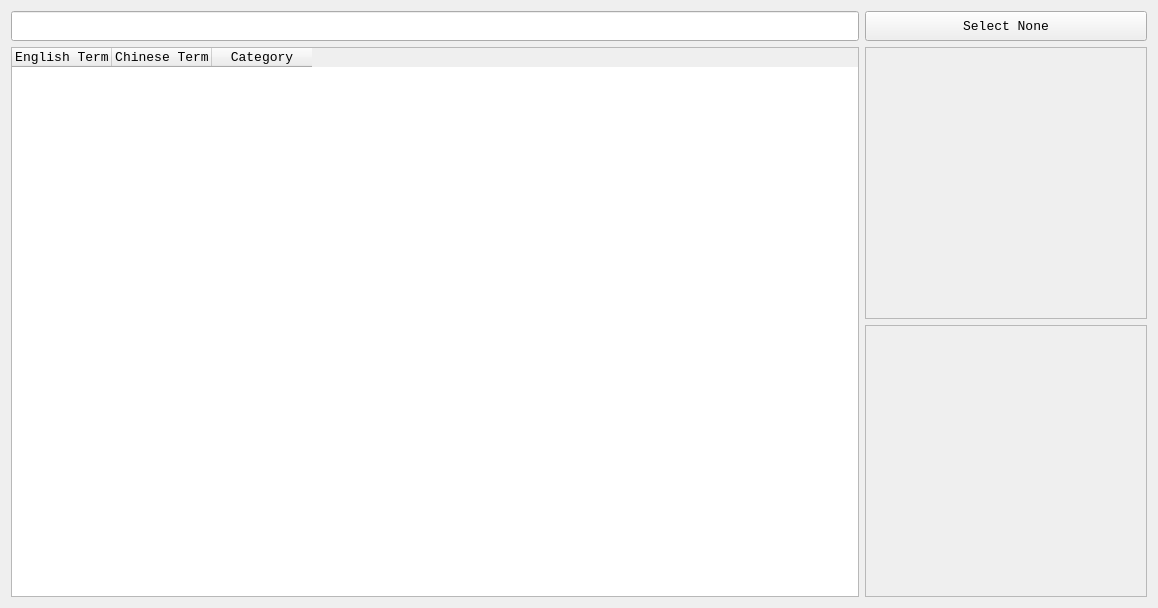
First picture: the form in UI/Main.ui, repository liyuanhe211/Terminology_Translater_From_terms.naer.edu.tw, before the edit.
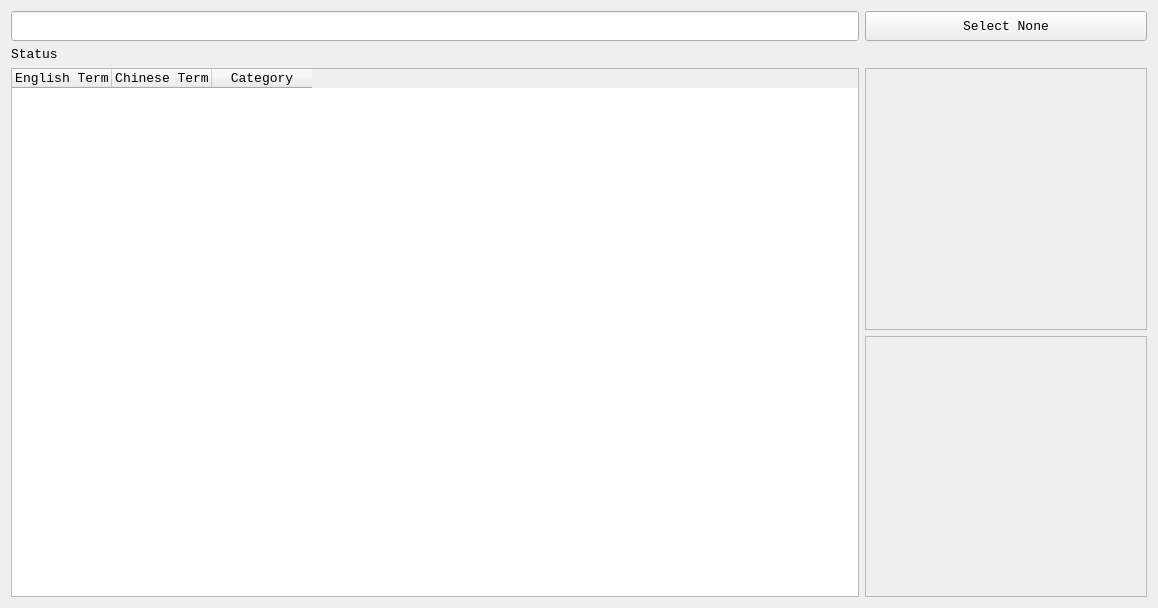
Second picture: the form after the edit.

Patch:
```diff
--- a/UI/Main.ui
+++ b/UI/Main.ui
@@ -20,7 +20,35 @@
    <string>乐词网检索</string>
   </property>
   <layout class="QGridLayout" name="gridLayout" columnstretch="3,1">
-   <item row="3" column="1">
+   <item row="3" column="0" rowspan="2">
+    <widget class="QTableWidget" name="tableWidget">
+     <property name="rowCount">
+      <number>0</number>
+     </property>
+     <property name="columnCount">
+      <number>3</number>
+     </property>
+     <column>
+      <property name="text">
+       <string>English Term</string>
+      </property>
+     </column>
+     <column>
+      <property name="text">
+       <string>Chinese Term</string>
+      </property>
+     </column>
+     <column>
+      <property name="text">
+       <string>Category</string>
+      </property>
+     </column>
+    </widget>
+   </item>
+   <item row="2" column="0" colspan="2">
+    <layout class="QHBoxLayout" name="buttons_horizontalLayout"/>
+   </item>
+   <item row="4" column="1">
     <widget class="QScrollArea" name="history_scrollArea">
      <property name="widgetResizable">
       <bool>true</bool>
@@ -31,7 +59,7 @@
         <x>0</x>
         <y>0</y>
         <width>281</width>
-        <height>268</height>
+        <height>257</height>
        </rect>
       </property>
       <layout class="QVBoxLayout" name="verticalLayout">
@@ -52,7 +80,7 @@
      </widget>
     </widget>
    </item>
-   <item row="2" column="1">
+   <item row="3" column="1">
     <widget class="QScrollArea" name="category_scrollArea">
      <property name="widgetResizable">
       <bool>true</bool>
@@ -63,51 +91,13 @@
         <x>0</x>
         <y>0</y>
         <width>281</width>
-        <height>268</height>
+        <height>258</height>
        </rect>
       </property>
       <layout class="QVBoxLayout" name="verticalLayout_2"/>
      </widget>
     </widget>
    </item>
-   <item row="2" column="0" rowspan="2">
-    <widget class="QTableWidget" name="tableWidget">
-     <property name="rowCount">
-      <number>0</number>
-     </property>
-     <property name="columnCount">
-      <number>3</number>
-     </property>
-     <column>
-      <property name="text">
-       <string>English Term</string>
-      </property>
-     </column>
-     <column>
-      <property name="text">
-       <string>Chinese Term</string>
-      </property>
-     </column>
-     <column>
-      <property name="text">
-       <string>Category</string>
-      </property>
-     </column>
-    </widget>
-   </item>
-   <item row="1" column="0" colspan="2">
-    <layout class="QHBoxLayout" name="buttons_horizontalLayout"/>
-   </item>
-   <item row="0" column="0">
-    <widget class="QLineEdit" name="keyword_lineEdit">
-     <property name="minimumSize">
-      <size>
-       <width>0</width>
-       <height>30</height>
-      </size>
-     </property>
-    </widget>
-   </item>
    <item row="0" column="1">
     <widget class="QPushButton" name="select_none_pushButton">
      <property name="minimumSize">
@@ -121,6 +111,23 @@
      </property>
     </widget>
    </item>
+   <item row="0" column="0">
+    <widget class="QLineEdit" name="keyword_lineEdit">
+     <property name="minimumSize">
+      <size>
+       <width>0</width>
+       <height>30</height>
+      </size>
+     </property>
+    </widget>
+   </item>
+   <item row="1" column="0" colspan="2">
+    <widget class="QLabel" name="status_label">
+     <property name="text">
+      <string>Status</string>
+     </property>
+    </widget>
+   </item>
   </layout>
  </widget>
  <tabstops>
```
